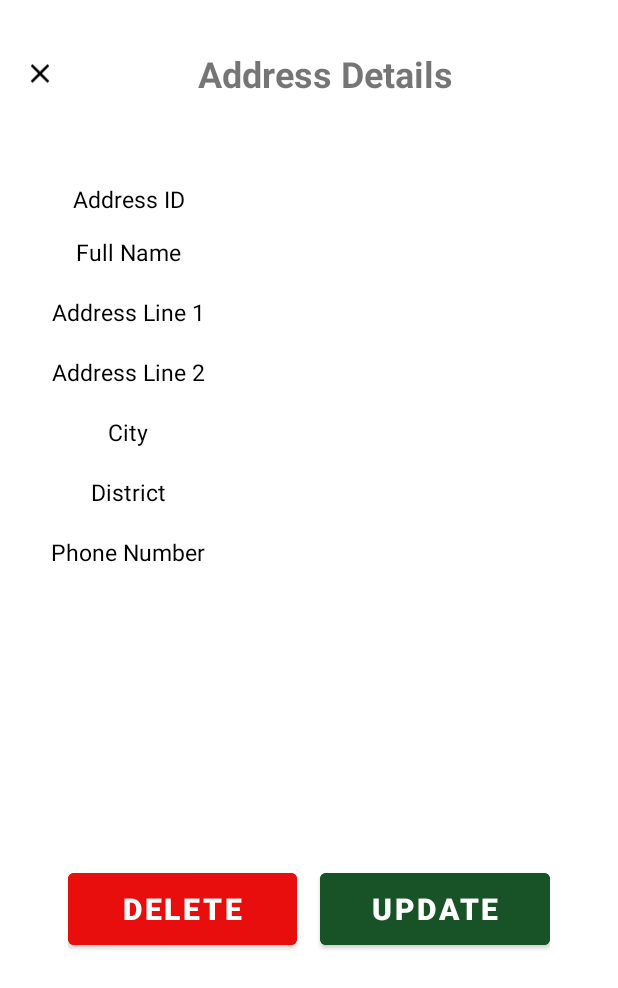
After one commit to Harish3000/FarmLink-MAD-PROJECT-Y2S2-G4.2, an Android app: the AddressDetailsActivity screen opened directly, with no data from a screen before it, on a phone screen of 412 x 824 dp. The commit adds this screen. Shown: the top 988 px of the screen. Run offline under Robolectric (Android 15) with nearby library versions, the phone set to English and light mode, and no system bars; our stand-ins replace Firebase (no records; nobody signed in at launch, a user with empty details on screens opened directly).

Commit message:
Update Addresses
Successful

```diff
--- a/app/src/main/AndroidManifest.xml
+++ b/app/src/main/AndroidManifest.xml
@@ -28,6 +28,7 @@
         </activity>
         <activity android:name=".Cart_Delivery_Activities.AddressAcivity" android:exported="false" />
         <activity android:name=".Cart_Delivery_Activities.BillingActivity" android:exported="false" />
+        <activity android:name=".Cart_Delivery_Activities.AddressDetailsActivity" android:exported="false" />
     </application>
 
 </manifest>
--- a/app/src/main/java/com/example/farmlink/Cart_Delivery_Activities/AddressAcivity.kt
+++ b/app/src/main/java/com/example/farmlink/Cart_Delivery_Activities/AddressAcivity.kt
@@ -32,7 +32,7 @@ class AddressAcivity : AppCompatActivity() {
         edtCity = findViewById(R.id.editCity)
         edtDistrict = findViewById(R.id.editDistrict)
         edtPhone = findViewById(R.id.editPhone)
-        btnSaveData = findViewById(R.id.btnSave)
+        btnSaveData = findViewById(R.id.btnUpdate)
         btnDelete = findViewById(R.id.btnDelete)
 
         dbRef = FirebaseDatabase.getInstance().getReference("Addresses")
--- /dev/null
+++ b/app/src/main/java/com/example/farmlink/Cart_Delivery_Activities/AddressDetailsActivity.kt
@@ -0,0 +1,133 @@
+package com.example.farmlink.Cart_Delivery_Activities
+
+import android.os.Bundle
+import android.widget.Button
+import android.widget.EditText
+import android.widget.TextView
+import android.widget.Toast
+import androidx.appcompat.app.AlertDialog
+import androidx.appcompat.app.AppCompatActivity
+import com.example.farmlink.Cart_Delivery_Modals.AddressData
+import com.example.farmlink.R
+import com.google.firebase.database.FirebaseDatabase
+
+class AddressDetailsActivity : AppCompatActivity() {
+
+    private lateinit var tvAddressId: TextView
+    private lateinit var tvFullName: TextView
+    private lateinit var tvAddress1: TextView
+    private lateinit var tvAddress2: TextView
+    private lateinit var tvCity: TextView
+    private lateinit var tvDistrict: TextView
+    private lateinit var tvPhone: TextView
+    private lateinit var btnUpdate: Button
+    private lateinit var btnDelete: Button
+
+    override fun onCreate(savedInstanceState: Bundle?) {
+        super.onCreate(savedInstanceState)
+        setContentView(R.layout.activity_display_address)
+
+        initView()
+        setValuesToViews()
+
+        btnUpdate.setOnClickListener{
+            openUpdateDialog(
+                intent.getStringExtra("addressId").toString(),
+                intent.getStringExtra("fullName").toString()
+            )
+        }
+    }
+
+    private fun initView(){
+        tvAddressId = findViewById(R.id.tvAddressId)
+        tvFullName = findViewById(R.id.tvFullName)
+        tvAddress1 = findViewById(R.id.tvAddress1)
+        tvAddress2 = findViewById(R.id.tvAddress2)
+        tvCity = findViewById(R.id.tvCity)
+        tvDistrict = findViewById(R.id.tvDistrict)
+        tvPhone = findViewById(R.id.tvPhone)
+        btnUpdate = findViewById(R.id.btnUpdate)
+        btnDelete = findViewById(R.id.btnDelete)
+
+    }
+
+    private fun setValuesToViews(){
+        tvAddressId.text = intent.getStringExtra("addressId")
+        tvFullName.text = intent.getStringExtra("fullName")
+        tvAddress1.text = intent.getStringExtra("addressLine1")
+        tvAddress2.text = intent.getStringExtra("addressLine2")
+        tvCity.text = intent.getStringExtra("city")
+        tvDistrict.text = intent.getStringExtra("district")
+        tvPhone.text = intent.getStringExtra("phone")
+    }
+
+    private fun openUpdateDialog(
+        addressId: String,
+        fullName: String,
+    ){
+        val mDialog = AlertDialog.Builder(this)
+        val inflater = layoutInflater
+        val mDialogView = inflater.inflate(R.layout.update_address_dialog, null)
+
+        mDialog.setView(mDialogView)
+
+        val edtFullName = mDialogView.findViewById<EditText>(R.id.editFullName2)
+        val edtAddress1 = mDialogView.findViewById<EditText>(R.id.editAddress1b)
+        val edtAddress2 = mDialogView.findViewById<EditText>(R.id.editAddress2b)
+        val edtCity = mDialogView.findViewById<EditText>(R.id.editCity2)
+        val edtDistrict = mDialogView.findViewById<EditText>(R.id.editDistrict2)
+        val edtPhone = mDialogView.findViewById<EditText>(R.id.editPhone2)
+
+        val btnUpdateData = mDialogView.findViewById<Button>(R.id.btnUpdateData)
+
+        edtFullName.setText(intent.getStringExtra("fullName").toString())
+        edtAddress1.setText(intent.getStringExtra("addressLine1").toString())
+        edtAddress2.setText(intent.getStringExtra("addressLine2").toString())
+        edtCity.setText(intent.getStringExtra("city").toString())
+        edtDistrict.setText(intent.getStringExtra("district").toString())
+        edtPhone.setText(intent.getStringExtra("phone").toString())
+
+        mDialog.setTitle("Updating $fullName Address Record")
+
+        val alertDialog = mDialog.create()
+        alertDialog.show()
+
+        btnUpdateData.setOnClickListener {
+            updateAddressData(
+                addressId,
+                edtFullName.text.toString(),
+                edtAddress1.text.toString(),
+                edtAddress2.text.toString(),
+                edtCity.text.toString(),
+                edtDistrict.text.toString(),
+                edtPhone.text.toString()
+            )
+            Toast.makeText(applicationContext, "Address Data Updated Successfully", Toast.LENGTH_LONG).show()
+
+            //setting updated data to the textviews
+            tvFullName.text = edtFullName.text.toString()
+            tvAddress1.text = edtAddress1.text.toString()
+            tvAddress2.text = edtAddress2.text.toString()
+            tvCity.text = edtCity.text.toString()
+            tvDistrict.text = edtDistrict.text.toString()
+            tvPhone.text = edtPhone.text.toString()
+
+            alertDialog.dismiss()
+        }
+
+    }
+
+    private fun updateAddressData(
+        id: String,
+        fullName: String,
+        address1: String,
+        address2: String,
+        city: String,
+        district: String,
+        phone: String
+    ){
+        val dbRef = FirebaseDatabase.getInstance().getReference("Addresses").child(id)
+        val addressInfo = AddressData(id,fullName,address1,address2,city,district,phone)
+        dbRef.setValue(addressInfo)
+    }
+}
--- a/app/src/main/res/layout/activity_address.xml
+++ b/app/src/main/res/layout/activity_address.xml
@@ -109,10 +109,11 @@
             app:srcCompat="@drawable/close_btn" />
 
         <TextView
-            android:id="@+id/tvBilling"
+            android:id="@+id/tvAddresses"
             android:layout_width="match_parent"
             android:layout_height="match_parent"
             android:layout_weight="7"
+            android:gravity="center|center_horizontal|center_vertical"
             android:text="@string/tvAddress"
             android:textAlignment="center"
             android:textSize="24sp"
@@ -144,7 +145,7 @@
             android:textStyle="bold" />
 
         <Button
-            android:id="@+id/btnSave"
+            android:id="@+id/btnUpdate"
             android:layout_width="50dp"
             android:layout_height="match_parent"
             android:layout_weight="2"
--- a/app/src/main/res/layout/activity_billing.xml
+++ b/app/src/main/res/layout/activity_billing.xml
@@ -25,10 +25,11 @@
             app:srcCompat="@drawable/close_btn" />
 
         <TextView
-            android:id="@+id/tvBilling"
+            android:id="@+id/tvAddresses"
             android:layout_width="match_parent"
             android:layout_height="match_parent"
             android:layout_weight="7"
+            android:gravity="center|center_horizontal|center_vertical"
             android:text="@string/tvBilling"
             android:textAlignment="center"
             android:textSize="24sp"
--- /dev/null
+++ b/app/src/main/res/layout/activity_display_address.xml
@@ -0,0 +1,454 @@
+<?xml version="1.0" encoding="utf-8"?>
+<androidx.constraintlayout.widget.ConstraintLayout xmlns:android="http://schemas.android.com/apk/res/android"
+    xmlns:app="http://schemas.android.com/apk/res-auto"
+    xmlns:tools="http://schemas.android.com/tools"
+    android:layout_width="match_parent"
+    android:layout_height="match_parent"
+    tools:context=".Cart_Delivery_Activities.AddressDetailsActivity">
+
+    <LinearLayout
+        android:id="@+id/linearLayout1"
+        android:layout_width="0dp"
+        android:layout_height="50dp"
+        android:layout_marginStart="16dp"
+        android:layout_marginTop="24dp"
+        android:layout_marginEnd="16dp"
+        android:orientation="horizontal"
+        app:layout_constraintEnd_toEndOf="parent"
+        app:layout_constraintStart_toStartOf="parent"
+        app:layout_constraintTop_toTopOf="parent">
+
+        <ImageView
+            android:id="@+id/btn_close"
+            android:layout_width="wrap_content"
+            android:layout_height="match_parent"
+            android:layout_weight="1"
+            app:srcCompat="@drawable/close_btn" />
+
+        <TextView
+            android:id="@+id/tvAddresses"
+            android:layout_width="match_parent"
+            android:layout_height="match_parent"
+            android:layout_weight="7"
+            android:gravity="center|center_horizontal|center_vertical"
+            android:text="@string/tvAddressDetails"
+            android:textAlignment="center"
+            android:textSize="24sp"
+            android:textStyle="bold" />
+    </LinearLayout>
+
+    <LinearLayout
+        android:layout_width="0dp"
+        android:layout_height="60dp"
+        android:layout_marginStart="45dp"
+        android:layout_marginTop="32dp"
+        android:layout_marginEnd="45dp"
+        android:layout_marginBottom="32dp"
+        android:orientation="horizontal"
+        app:layout_constraintBottom_toBottomOf="parent"
+        app:layout_constraintEnd_toEndOf="parent"
+        app:layout_constraintStart_toStartOf="parent"
+        app:layout_constraintTop_toBottomOf="@+id/linearLayout">
+
+        <Button
+            android:id="@+id/btnDelete"
+            android:layout_width="50dp"
+            android:layout_height="match_parent"
+            android:layout_marginRight="15sp"
+            android:layout_weight="2"
+            android:backgroundTint="#E80E0E"
+            android:text="@string/btnDelete"
+            android:textSize="20sp"
+            android:textStyle="bold" />
+
+        <Button
+            android:id="@+id/btnUpdate"
+            android:layout_width="50dp"
+            android:layout_height="match_parent"
+            android:layout_weight="2"
+            android:backgroundTint="#185328"
+            android:text="@string/btnUpdate"
+            android:textSize="20sp"
+            android:textStyle="bold" />
+    </LinearLayout>
+
+    <LinearLayout
+        android:id="@+id/linearLayout"
+        android:layout_width="match_parent"
+        android:layout_height="wrap_content"
+        android:layout_marginStart="24dp"
+        android:layout_marginTop="24dp"
+        android:layout_marginEnd="24dp"
+        android:orientation="vertical"
+        app:layout_constraintEnd_toEndOf="parent"
+        app:layout_constraintStart_toStartOf="parent"
+        app:layout_constraintTop_toBottomOf="@+id/linearLayout1">
+
+
+        <LinearLayout
+            android:id="@+id/id_lin"
+            android:layout_width="match_parent"
+            android:layout_height="30dp"
+            android:layout_marginLeft="10dp"
+            android:layout_marginTop="20dp"
+            android:layout_marginRight="10dp"
+            android:orientation="horizontal"
+            android:weightSum="2"
+
+            >
+
+            <LinearLayout
+                android:layout_width="0dp"
+                android:layout_height="match_parent"
+                android:layout_weight="0.6">
+
+                <TextView
+                    android:layout_width="match_parent"
+                    android:layout_height="wrap_content"
+                    android:layout_gravity="center"
+                    android:gravity="center"
+                    android:text="@string/tvAddressId"
+                    android:textColor="@color/black"
+                    android:textSize="15sp" />
+
+            </LinearLayout>
+
+            <LinearLayout
+                android:layout_width="0dp"
+                android:layout_height="match_parent"
+                android:layout_weight="1.4">
+
+                <TextView
+                    android:id="@+id/tvAddressId"
+                    android:layout_width="match_parent"
+                    android:layout_height="wrap_content"
+                    android:layout_gravity="center"
+                    android:gravity="center"
+                    android:text=""
+                    android:textColor="@color/black"
+                    android:textSize="15sp"
+
+                    />
+
+            </LinearLayout>
+
+
+        </LinearLayout>
+
+
+        <LinearLayout
+            android:id="@+id/contact_lin"
+            android:layout_width="match_parent"
+            android:layout_height="40dp"
+            android:layout_marginLeft="10dp"
+            android:layout_marginRight="10dp"
+            android:orientation="horizontal"
+            android:weightSum="2">
+
+            <LinearLayout
+                android:layout_width="0dp"
+                android:layout_height="match_parent"
+                android:layout_weight="0.6">
+
+                <TextView
+                    android:layout_width="match_parent"
+                    android:layout_height="wrap_content"
+                    android:layout_gravity="center"
+                    android:gravity="center"
+                    android:text="@string/tvFullName"
+                    android:textColor="@color/black"
+                    android:textSize="15sp" />
+
+            </LinearLayout>
+
+            <LinearLayout
+                android:layout_width="0dp"
+                android:layout_height="match_parent"
+                android:layout_weight="1.4">
+
+                <TextView
+                    android:id="@+id/tvFullName"
+                    android:layout_width="match_parent"
+                    android:layout_height="wrap_content"
+                    android:layout_gravity="center"
+                    android:gravity="center"
+                    android:text=""
+                    android:textColor="@color/black"
+                    android:textSize="15sp"
+
+                    />
+
+            </LinearLayout>
+
+
+        </LinearLayout>
+
+        <LinearLayout
+
+            android:layout_width="match_parent"
+            android:layout_height="40dp"
+            android:layout_marginLeft="10dp"
+            android:layout_marginRight="10dp"
+            android:orientation="horizontal"
+            android:weightSum="2"
+
+            >
+
+            <LinearLayout
+                android:layout_width="0dp"
+                android:layout_height="match_parent"
+                android:layout_weight="0.6">
+
+                <TextView
+                    android:layout_width="match_parent"
+                    android:layout_height="wrap_content"
+                    android:layout_gravity="center"
+                    android:gravity="center"
+                    android:text="@string/tvAddress1"
+                    android:textColor="@color/black"
+                    android:textSize="15sp"
+
+
+                    />
+
+            </LinearLayout>
+
+            <LinearLayout
+                android:layout_width="0dp"
+                android:layout_height="match_parent"
+                android:layout_weight="1.4">
+
+                <TextView
+                    android:id="@+id/tvAddress1"
+                    android:layout_width="match_parent"
+                    android:layout_height="wrap_content"
+                    android:layout_gravity="center"
+                    android:gravity="center"
+                    android:text=""
+                    android:textColor="@color/black"
+                    android:textSize="15sp"
+
+                    />
+
+            </LinearLayout>
+
+
+        </LinearLayout>
+
+
+        <LinearLayout
+
+            android:layout_width="match_parent"
+            android:layout_height="40dp"
+            android:layout_marginLeft="10dp"
+            android:layout_marginRight="10dp"
+            android:orientation="horizontal"
+            android:weightSum="2"
+
+            >
+
+            <LinearLayout
+                android:layout_width="0dp"
+                android:layout_height="match_parent"
+                android:layout_weight="0.6">
+
+                <TextView
+                    android:layout_width="match_parent"
+                    android:layout_height="wrap_content"
+                    android:layout_gravity="center"
+
+                    android:gravity="center"
+                    android:text="@string/tvAddress2"
+                    android:textColor="@color/black"
+                    android:textSize="15sp"
+
+
+                    />
+
+            </LinearLayout>
+
+            <LinearLayout
+                android:layout_width="0dp"
+                android:layout_height="match_parent"
+                android:layout_weight="1.4">
+
+                <TextView
+                    android:id="@+id/tvAddress2"
+                    android:layout_width="match_parent"
+                    android:layout_height="wrap_content"
+                    android:layout_gravity="center"
+                    android:gravity="center"
+                    android:text=""
+                    android:textColor="@color/black"
+                    android:textSize="15sp"
+
+                    />
+
+            </LinearLayout>
+
+
+        </LinearLayout>
+
+        <LinearLayout
+
+            android:layout_width="match_parent"
+            android:layout_height="40dp"
+            android:layout_marginLeft="10dp"
+            android:layout_marginRight="10dp"
+            android:orientation="horizontal"
+            android:weightSum="2"
+
+            >
+
+            <LinearLayout
+                android:layout_width="0dp"
+                android:layout_height="match_parent"
+                android:layout_weight="0.6">
+
+                <TextView
+                    android:layout_width="match_parent"
+                    android:layout_height="wrap_content"
+                    android:layout_gravity="center"
+
+                    android:gravity="center"
+                    android:text="@string/tvCity"
+                    android:textColor="@color/black"
+                    android:textSize="15sp"
+
+
+                    />
+
+            </LinearLayout>
+
+            <LinearLayout
+                android:layout_width="0dp"
+                android:layout_height="match_parent"
+                android:layout_weight="1.4">
+
+                <TextView
+                    android:id="@+id/tvCity"
+                    android:layout_width="match_parent"
+                    android:layout_height="wrap_content"
+                    android:layout_gravity="center"
+                    android:gravity="center"
+                    android:text=""
+                    android:textColor="@color/black"
+                    android:textSize="15sp"
+
+                    />
+
+            </LinearLayout>
+
+
+        </LinearLayout>
+
+        <LinearLayout
+
+            android:layout_width="match_parent"
+            android:layout_height="40dp"
+            android:layout_marginLeft="10dp"
+            android:layout_marginRight="10dp"
+            android:orientation="horizontal"
+            android:weightSum="2"
+
+            >
+
+            <LinearLayout
+                android:layout_width="0dp"
+                android:layout_height="match_parent"
+                android:layout_weight="0.6">
+
+                <TextView
+                    android:layout_width="match_parent"
+                    android:layout_height="wrap_content"
+                    android:layout_gravity="center"
+
+                    android:gravity="center"
+                    android:text="@string/tvDistrict"
+                    android:textColor="@color/black"
+                    android:textSize="15sp"
+
+
+                    />
+
+            </LinearLayout>
+
+            <LinearLayout
+                android:layout_width="0dp"
+                android:layout_height="match_parent"
+                android:layout_weight="1.4">
+
+                <TextView
+                    android:id="@+id/tvDistrict"
+                    android:layout_width="match_parent"
+                    android:layout_height="wrap_content"
+                    android:layout_gravity="center"
+                    android:gravity="center"
+                    android:text=""
+                    android:textColor="@color/black"
+                    android:textSize="15sp"
+
+                    />
+
+            </LinearLayout>
+
+
+        </LinearLayout>
+
+        <LinearLayout
+
+            android:layout_width="match_parent"
+            android:layout_height="40dp"
+            android:layout_marginLeft="10dp"
+            android:layout_marginRight="10dp"
+            android:orientation="horizontal"
+            android:weightSum="2"
+
+            >
+
+            <LinearLayout
+                android:layout_width="0dp"
+                android:layout_height="match_parent"
+                android:layout_weight="0.6">
+
+                <TextView
+                    android:layout_width="match_parent"
+                    android:layout_height="wrap_content"
+                    android:layout_gravity="center"
+
+                    android:gravity="center"
+                    android:text="@string/tvPhone"
+                    android:textColor="@color/black"
+                    android:textSize="15sp"
+
+
+                    />
+
+            </LinearLayout>
+
+            <LinearLayout
+                android:layout_width="0dp"
+                android:layout_height="match_parent"
+                android:layout_weight="1.4">
+
+                <TextView
+                    android:id="@+id/tvPhone"
+                    android:layout_width="match_parent"
+                    android:layout_height="wrap_content"
+                    android:layout_gravity="center"
+                    android:gravity="center"
+                    android:text=""
+                    android:textColor="@color/black"
+                    android:textSize="15sp"
+
+                    />
+
+            </LinearLayout>
+
+
+        </LinearLayout>
+
+
+    </LinearLayout>
+
+</androidx.constraintlayout.widget.ConstraintLayout>
--- a/app/src/main/res/values/strings.xml
+++ b/app/src/main/res/values/strings.xml
@@ -16,4 +16,13 @@
     <string name="tvPayMethod">Payment Method</string>
     <string name="tvPayText">Only Cash On Delivery Available</string>
     <string name="tvShippingAddress">Shipping Address</string>
+    <string name="tvAddressId">Address ID</string>
+    <string name="tvFullName">Full Name</string>
+    <string name="tvAddress1">Address Line 1</string>
+    <string name="tvAddress2">Address Line 2</string>
+    <string name="tvCity">City</string>
+    <string name="tvDistrict">District</string>
+    <string name="tvPhone">Phone Number</string>
+    <string name="btnUpdate">Update</string>
+    <string name="tvAddressDetails">Address Details</string>
 </resources>
```
Also changed, not shown: app/src/main/java/com/example/farmlink/Cart_Delivery_Activities/BillingActivity.kt (+18 -0 lines), app/src/main/java/com/example/farmlink/Cart_Delivery_Adapters/AddressAdapter.kt (+19 -2 lines), app/src/main/res/layout/update_address_dialog.xml (added, +101 -0 lines).
